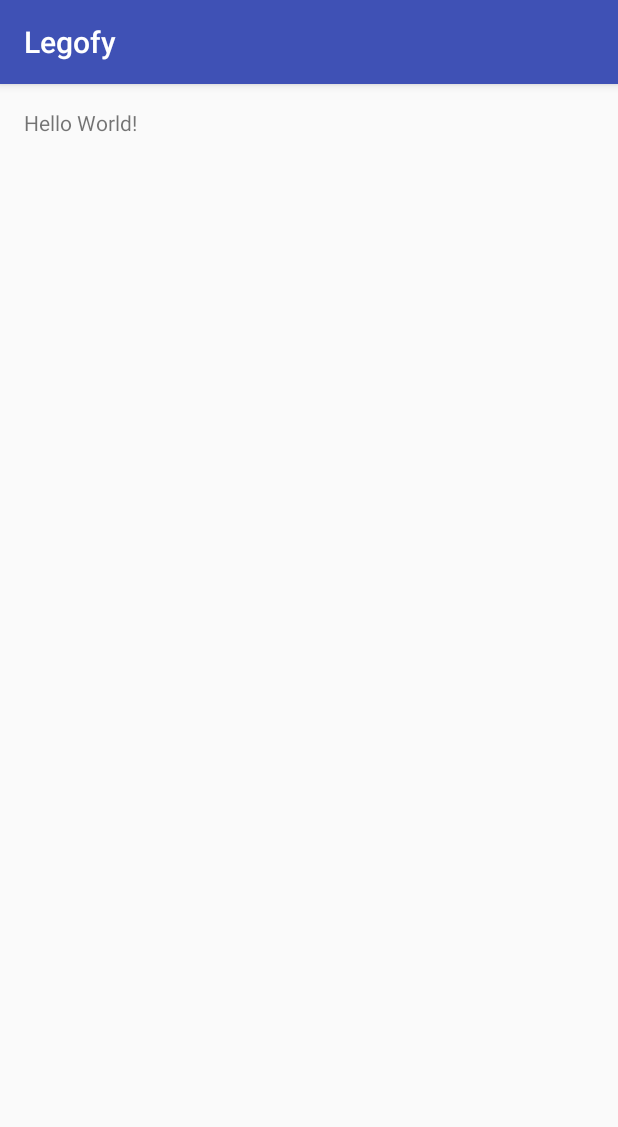
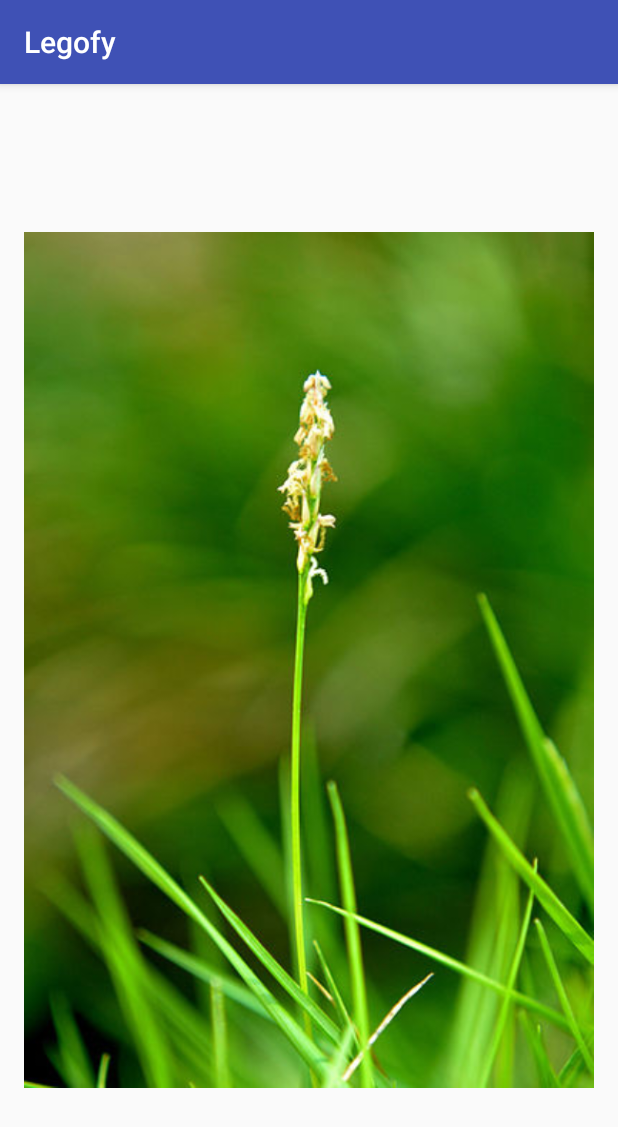
Before and after one commit to JeroenMols/Legofy, an Android app: the screen it shows after launch (MainActivity), on a phone screen of 412 x 824 dp. Shown: the top 1127 px of the screen. Run offline under Robolectric (Android 15) with nearby library versions, the phone set to English and light mode, and no system bars.

Commit message:
Added imageview with non processed image

```diff
--- a/app/src/main/AndroidManifest.xml
+++ b/app/src/main/AndroidManifest.xml
@@ -1,14 +1,14 @@
 <?xml version="1.0" encoding="utf-8"?>
 <manifest xmlns:android="http://schemas.android.com/apk/res/android"
-    package="com.jeroenmols.legofy">
+    package="com.jeroenmols.legofy" >
 
     <application
         android:allowBackup="true"
         android:icon="@mipmap/ic_launcher"
         android:label="@string/app_name"
         android:supportsRtl="true"
-        android:theme="@style/AppTheme">
-        <activity android:name=".MainActivity">
+        android:theme="@style/AppTheme" >
+        <activity android:name=".MainActivity" >
             <intent-filter>
                 <action android:name="android.intent.action.MAIN" />
 
--- a/app/src/main/java/com/jeroenmols/legofy/MainActivity.java
+++ b/app/src/main/java/com/jeroenmols/legofy/MainActivity.java
@@ -1,7 +1,10 @@
 package com.jeroenmols.legofy;
 
+import android.graphics.Bitmap;
+import android.graphics.BitmapFactory;
+import android.os.Bundle;
 import android.support.v7.app.AppCompatActivity;
-import android.os.Bundle;
+import android.widget.ImageView;
 
 public class MainActivity extends AppCompatActivity {
 
@@ -9,5 +12,10 @@
     protected void onCreate(Bundle savedInstanceState) {
         super.onCreate(savedInstanceState);
         setContentView(R.layout.activity_main);
+
+        ImageView image = (ImageView) findViewById(R.id.imageview_main);
+
+        Bitmap bitmap = BitmapFactory.decodeResource(getResources(), R.drawable.flower);
+        image.setImageBitmap(bitmap);
     }
 }
--- a/app/src/main/res/layout/activity_main.xml
+++ b/app/src/main/res/layout/activity_main.xml
@@ -9,8 +9,8 @@
     android:paddingTop="@dimen/activity_vertical_margin"
     tools:context="com.jeroenmols.legofy.MainActivity">
 
-    <TextView
-        android:layout_width="wrap_content"
-        android:layout_height="wrap_content"
-        android:text="Hello World!" />
+    <ImageView
+        android:id="@+id/imageview_main"
+        android:layout_width="match_parent"
+        android:layout_height="match_parent" />
 </RelativeLayout>
```
